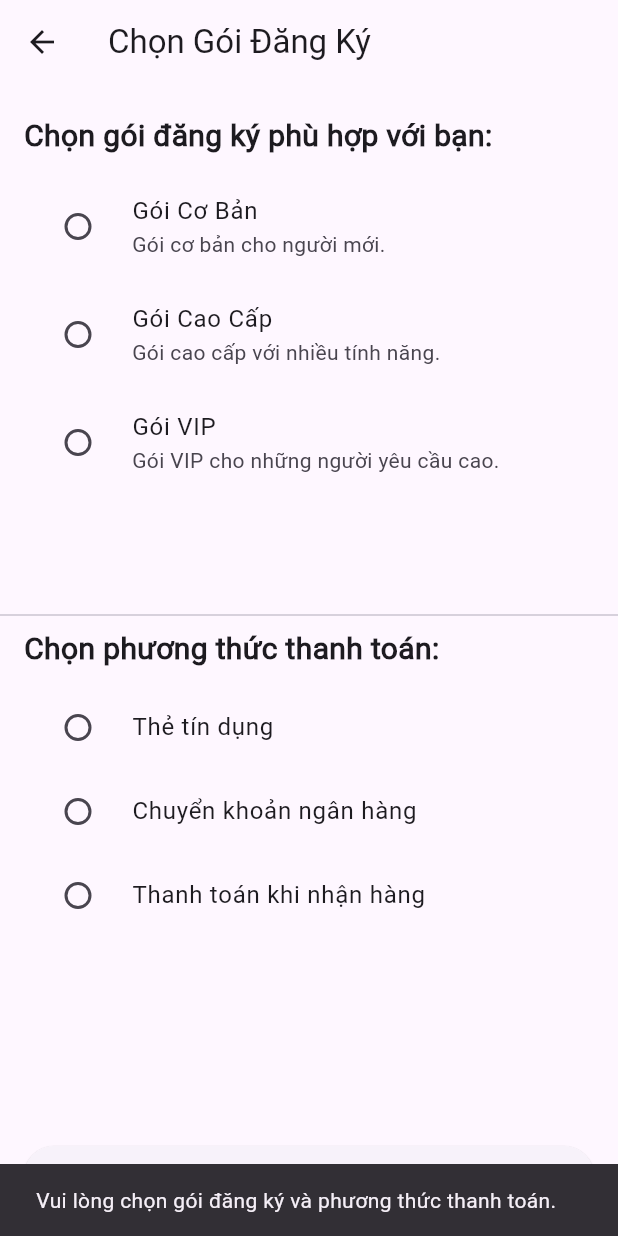
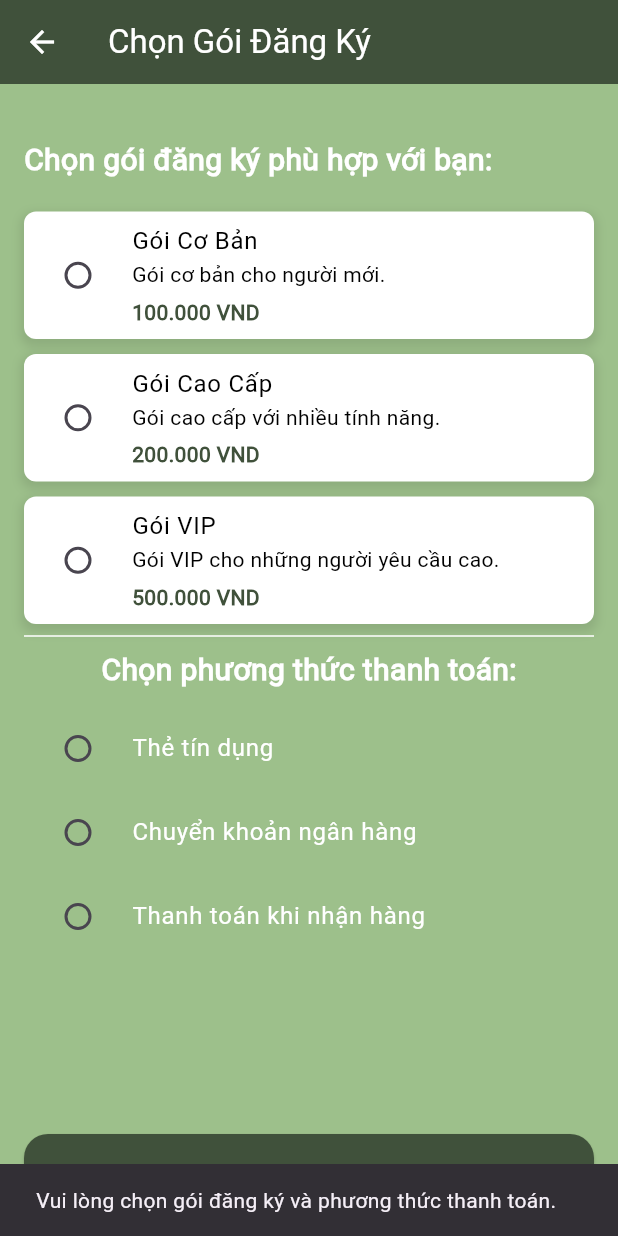
Before and after one commit to MeoKool/MealMentor, a Flutter app: the PickPackageScreen screen opened directly, after a tap on "Xác nhận", on a phone screen of 412 x 824 dp. Run offline on Flutter 3.47's test engine with Material 3 defaults, Android fonts, the phone set to English and light mode, and no system bars; our stand-ins replace device_preview.

Commit message:
fix package ui

```diff
--- a/lib/screens/Setting/pickpackage_screen.dart
+++ b/lib/screens/Setting/pickpackage_screen.dart
@@ -1,5 +1,5 @@
 import 'package:flutter/material.dart';
-import 'package:mealmentor/screens/Setting/subscribe.dart'; // Make sure to import your SubscriptionScreen
+import 'package:mealmentor/screens/Setting/subscribe.dart';
 
 class PickPackageScreen extends StatefulWidget {
   const PickPackageScreen({Key? key}) : super(key: key);
@@ -9,116 +9,193 @@ class PickPackageScreen extends StatefulWidget {
 }
 
 class _PickPackageScreenState extends State<PickPackageScreen> {
-  String? selectedPackage;
-  String? selectedPaymentMethod;
+  String? selectedPackage; // To store the selected package
+  String? selectedPaymentMethod; // To store the selected payment method
 
   // List of packages
   final List<Package> packages = [
-    Package(title: 'Gói Cơ Bản', description: 'Gói cơ bản cho người mới.', price: '100.000 VND'),
-    Package(title: 'Gói Cao Cấp', description: 'Gói cao cấp với nhiều tính năng.', price: '200.000 VND'),
-    Package(title: 'Gói VIP', description: 'Gói VIP cho những người yêu cầu cao.', price: '500.000 VND'),
+    Package(
+        title: 'Gói Cơ Bản',
+        description: 'Gói cơ bản cho người mới.',
+        price: '100.000 VND'),
+    Package(
+        title: 'Gói Cao Cấp',
+        description: 'Gói cao cấp với nhiều tính năng.',
+        price: '200.000 VND'),
+    Package(
+        title: 'Gói VIP',
+        description: 'Gói VIP cho những người yêu cầu cao.',
+        price: '500.000 VND'),
   ];
 
   // List of payment methods
-  final List<String> paymentMethods = ['Thẻ tín dụng', 'Chuyển khoản ngân hàng', 'Thanh toán khi nhận hàng'];
+  final List<String> paymentMethods = [
+    'Thẻ tín dụng',
+    'Chuyển khoản ngân hàng',
+    'Thanh toán khi nhận hàng'
+  ];
 
   @override
   Widget build(BuildContext context) {
     return Scaffold(
       appBar: AppBar(
-        title: const Text('Chọn Gói Đăng Ký'), // Title for the screen
+        backgroundColor: const Color(0xFF40513B),
+        iconTheme: const IconThemeData(color: Colors.white),
+        title: const Text('Chọn Gói Đăng Ký',
+            style: TextStyle(color: Colors.white)), // Title for the screen
       ),
-      body: Column(
+      body: Container(
+        color: const Color(0xFF9DC08B), // Set the background color to green
+        padding: const EdgeInsets.all(16.0),
+        child: Column(
           crossAxisAlignment: CrossAxisAlignment.start,
           children: [
             const SizedBox(height: 20),
-          const Padding(
-            padding: EdgeInsets.symmetric(horizontal: 16.0),
-            child: Text(
+            const Text(
               'Chọn gói đăng ký phù hợp với bạn:',
-              style: TextStyle(fontSize: 20, fontWeight: FontWeight.bold),
+              style: TextStyle(
+                  fontSize: 20,
+                  fontWeight: FontWeight.bold,
+                  color: Colors.white), // Text color for visibility
             ),
+            const SizedBox(height: 20),
+            // Scrollable content
+            Expanded(
+              child: SingleChildScrollView(
+                child: Column(
+                  children: [
+                    // Package selection section
+                    ListView.separated(
+                      // Use ListView.separated for automatic dividers
+                      itemCount: packages.length,
+                      separatorBuilder: (context, index) => const SizedBox(height: 10), // Space between items
+                      shrinkWrap: true, // Make it wrap the content height
+                      physics: NeverScrollableScrollPhysics(), // Disable scrolling
+                      itemBuilder: (context, index) {
+                        final package = packages[index];
+                        return Container(
+                          decoration: BoxDecoration(
+                            color: const Color.fromARGB(255, 255, 255, 255), // Set the background color
+                            borderRadius: BorderRadius.circular(8.0), // Rounded corners
+                            boxShadow: [
+                              BoxShadow(
+                                color: Colors.black.withOpacity(0.1), // Shadow for depth
+                                spreadRadius: 2,
+                                blurRadius: 5,
+                                offset: const Offset(0, 3), // Changes position of shadow
                               ),
-          const SizedBox(height: 10),
-          // Package selection
-          Expanded(
-            child: ListView(
-              padding: const EdgeInsets.symmetric(horizontal: 16.0),
-              children: packages.map((package) {
-                return RadioListTile<String>(
-                  title: Text(package.title),
-                  subtitle: Text(package.description),
+                            ],
+                          ),
+                          child: RadioListTile<String>(
+                            title: Text(package.title,
+                                style: const TextStyle(
+                                    color: Colors.black)), // Change text color
+                            subtitle: Column(
+                              crossAxisAlignment: CrossAxisAlignment.start,
+                              children: [
+                                Text(package.description,
+                                    style: const TextStyle(
+                                        color: Colors.black)), // Change text color
+                                const SizedBox(height: 5),
+                                Text(
+                                  package.price,
+                                  style: const TextStyle(
+                                      color: Color(0xFF40513B),
+                                      fontWeight: FontWeight.bold), // Change price color for visibility
+                                ),
+                              ],
+                            ),
                             value: package.title,
                             groupValue: selectedPackage,
-                  activeColor: Colors.green, // Set the active color to green
+                            activeColor:
+                                const Color(0xFF40513B), // Change the active color
                             onChanged: (value) {
                               setState(() {
                                 selectedPackage = value; // Update the selected package
                               });
                             },
+                          ),
                         );
-              }).toList(),
+                      },
                     ),
-          ),
-          const Divider(), // Divider between sections
-          const Padding(
-            padding: EdgeInsets.symmetric(horizontal: 16.0),
-            child: Text(
+                    const Divider(color: Colors.white), // White divider for visibility
+                    const Text(
                       'Chọn phương thức thanh toán:',
-              style: TextStyle(fontSize: 20, fontWeight: FontWeight.bold),
-            ),
+                      style: TextStyle(
+                          fontSize: 20,
+                          fontWeight: FontWeight.bold,
+                          color: Colors.white), // Text color for visibility
                     ),
                     const SizedBox(height: 10),
-          // Payment method selection
-          Expanded(
-            child: ListView(
-              padding: const EdgeInsets.symmetric(horizontal: 16.0),
+                    // Payment method selection with radio buttons
+                    Column(
                       children: paymentMethods.map((method) {
                         return RadioListTile<String>(
-                  title: Text(method),
+                          title: Text(method,
+                              style: const TextStyle(
+                                  color: Colors.white)), // Change text color
                           value: method,
                           groupValue: selectedPaymentMethod,
-                  activeColor: Colors.green, // Set the active color to green
+                          activeColor: const Color(0xFF40513B), // Change the active color
                           onChanged: (value) {
                             setState(() {
-                      selectedPaymentMethod = value; // Update the selected payment method
+                              selectedPaymentMethod =
+                                  value; // Update the selected payment method
                             });
                           },
                         );
                       }).toList(),
                     ),
+                  ],
+                ),
+              ),
             ),
             // Confirm button
             Padding(
-            padding: const EdgeInsets.all(16.0),
-            child: Center( // Center the button
+              padding: const EdgeInsets.only(top: 16.0),
+              child: Center(
+                // Center the button
                 child: SizedBox(
                   width: double.infinity, // Make the button full width
                   child: ElevatedButton(
                     onPressed: () {
-                    if (selectedPackage != null && selectedPaymentMethod != null) {
-                      // Navigate to SubscriptionScreen
+                      if (selectedPackage != null &&
+                          selectedPaymentMethod != null) {
+                        // Navigate to the existing SubscriptionScreen
                         Navigator.push(
                           context,
                           MaterialPageRoute(
-                          builder: (context) => SubscriptionScreen(), // Make sure to import this screen
+                            builder: (context) => SubscriptionScreen(),
                           ),
                         );
                       } else {
                         // Show an error message if selections are not made
                         ScaffoldMessenger.of(context).showSnackBar(
                           const SnackBar(
-                          content: Text('Vui lòng chọn gói đăng ký và phương thức thanh toán.'),
+                            content: Text(
+                                'Vui lòng chọn gói đăng ký và phương thức thanh toán.'),
                           ),
                         );
                       }
                     },
-                  child: const Text('Xác nhận'),
+                    style: ElevatedButton.styleFrom(
+                      backgroundColor:
+                          const Color(0xFF40513B), // Màu nút Trở về
+                      shape: RoundedRectangleBorder(
+                        borderRadius: BorderRadius.circular(16),
+                      ),
+                      padding: const EdgeInsets.symmetric(
+                        vertical: 16,
+                        horizontal: 100,
+                      ),
+                    ),
+                    child: const Text('Xác nhận', style: TextStyle(color: Colors.white)),
                   ),
                 ),
               ),
             ),
           ],
+        ),
       ),
     );
   }
```
Lines whose indentation alone changed are shown as unchanged.
